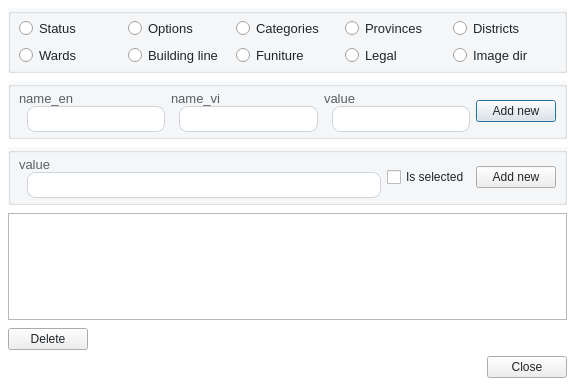
The window that ui/dialog_re_product_settings.ui (dinhbinhnguyen0105/python.my-manager) describes before a commit, drawn with Qt 5.
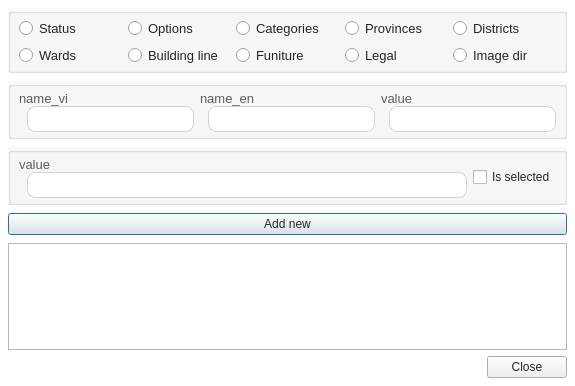
The same window after the commit.

```diff
--- a/ui/dialog_re_product_settings.ui
+++ b/ui/dialog_re_product_settings.ui
@@ -195,47 +195,6 @@
         </property>
         <item>
          <layout class="QHBoxLayout" name="horizontalLayout">
-          <item>
-           <widget class="QWidget" name="name_en_container" native="true">
-            <property name="styleSheet">
-             <string notr="true"/>
-            </property>
-            <layout class="QGridLayout" name="gridLayout_2">
-             <property name="leftMargin">
-              <number>0</number>
-             </property>
-             <property name="topMargin">
-              <number>0</number>
-             </property>
-             <property name="rightMargin">
-              <number>0</number>
-             </property>
-             <property name="bottomMargin">
-              <number>0</number>
-             </property>
-             <property name="horizontalSpacing">
-              <number>4</number>
-             </property>
-             <item row="0" column="0">
-              <layout class="QVBoxLayout" name="verticalLayout_2">
-               <property name="spacing">
-                <number>0</number>
-               </property>
-               <item>
-                <widget class="QLabel" name="name_en_label">
-                 <property name="text">
-                  <string>name_en</string>
-                 </property>
-                </widget>
-               </item>
-               <item>
-                <widget class="QLineEdit" name="name_en_input"/>
-               </item>
-              </layout>
-             </item>
-            </layout>
-           </widget>
-          </item>
           <item>
            <widget class="QWidget" name="name_vi_container" native="true">
             <property name="styleSheet">
@@ -277,6 +236,47 @@
             </layout>
            </widget>
           </item>
+          <item>
+           <widget class="QWidget" name="name_en_container" native="true">
+            <property name="styleSheet">
+             <string notr="true"/>
+            </property>
+            <layout class="QGridLayout" name="gridLayout_2">
+             <property name="leftMargin">
+              <number>0</number>
+             </property>
+             <property name="topMargin">
+              <number>0</number>
+             </property>
+             <property name="rightMargin">
+              <number>0</number>
+             </property>
+             <property name="bottomMargin">
+              <number>0</number>
+             </property>
+             <property name="horizontalSpacing">
+              <number>4</number>
+             </property>
+             <item row="0" column="0">
+              <layout class="QVBoxLayout" name="verticalLayout_2">
+               <property name="spacing">
+                <number>0</number>
+               </property>
+               <item>
+                <widget class="QLabel" name="name_en_label">
+                 <property name="text">
+                  <string>name_en</string>
+                 </property>
+                </widget>
+               </item>
+               <item>
+                <widget class="QLineEdit" name="name_en_input"/>
+               </item>
+              </layout>
+             </item>
+            </layout>
+           </widget>
+          </item>
           <item>
            <widget class="QWidget" name="value_container" native="true">
             <property name="styleSheet">
@@ -318,13 +318,6 @@
             </layout>
            </widget>
           </item>
-          <item>
-           <widget class="QPushButton" name="create_btn">
-            <property name="text">
-             <string>Add new</string>
-            </property>
-           </widget>
-          </item>
          </layout>
         </item>
        </layout>
@@ -407,51 +400,21 @@
             </property>
            </widget>
           </item>
-          <item>
-           <widget class="QPushButton" name="create_btn_2">
-            <property name="text">
-             <string>Add new</string>
-            </property>
-           </widget>
-          </item>
          </layout>
         </item>
        </layout>
       </widget>
      </item>
+     <item>
+      <widget class="QPushButton" name="create_btn">
+       <property name="text">
+        <string>Add new</string>
+       </property>
+      </widget>
+     </item>
      <item>
       <widget class="QTableView" name="tableView"/>
      </item>
-     <item>
-      <layout class="QHBoxLayout" name="horizontalLayout_3">
-       <item>
-        <widget class="QPushButton" name="delete_btn">
-         <property name="autoFillBackground">
-          <bool>false</bool>
-         </property>
-         <property name="styleSheet">
-          <string notr="true">background-color: none;</string>
-         </property>
-         <property name="text">
-          <string>Delete</string>
-         </property>
-        </widget>
-       </item>
-       <item>
-        <spacer name="horizontalSpacer">
-         <property name="orientation">
-          <enum>Qt::Orientation::Horizontal</enum>
-         </property>
-         <property name="sizeHint" stdset="0">
-          <size>
-           <width>40</width>
-           <height>20</height>
-          </size>
-         </property>
-        </spacer>
-       </item>
-      </layout>
-     </item>
     </layout>
    </item>
    <item>
```
Left out of the diff: 1 changed line with no effect on the pictures.
